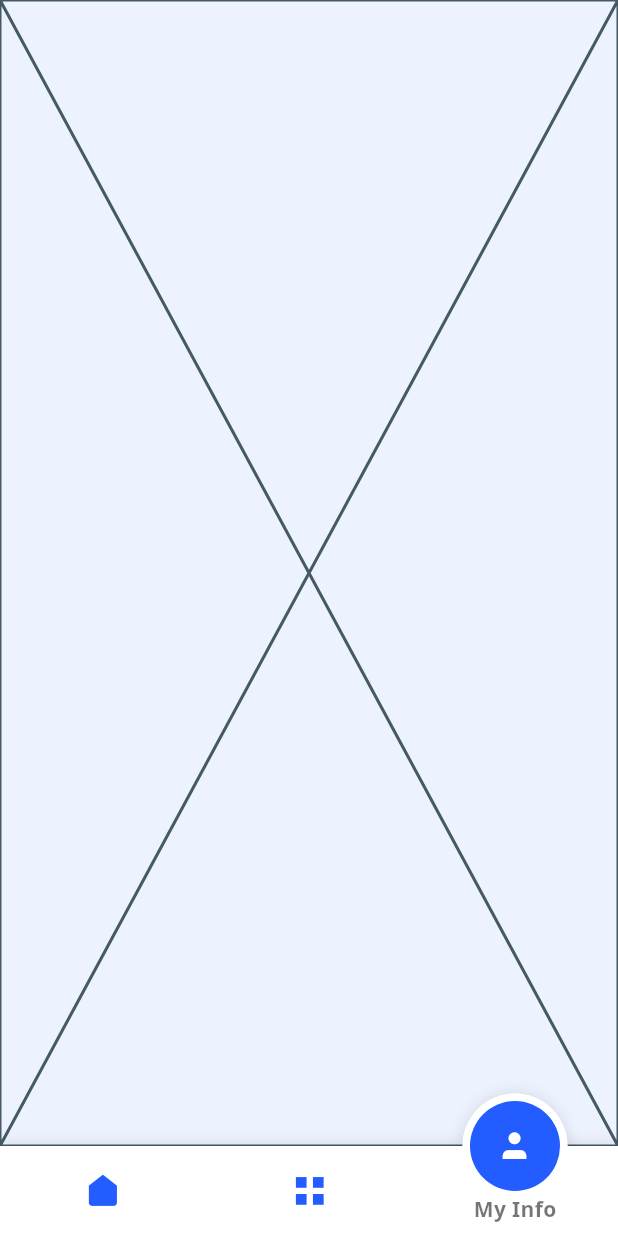
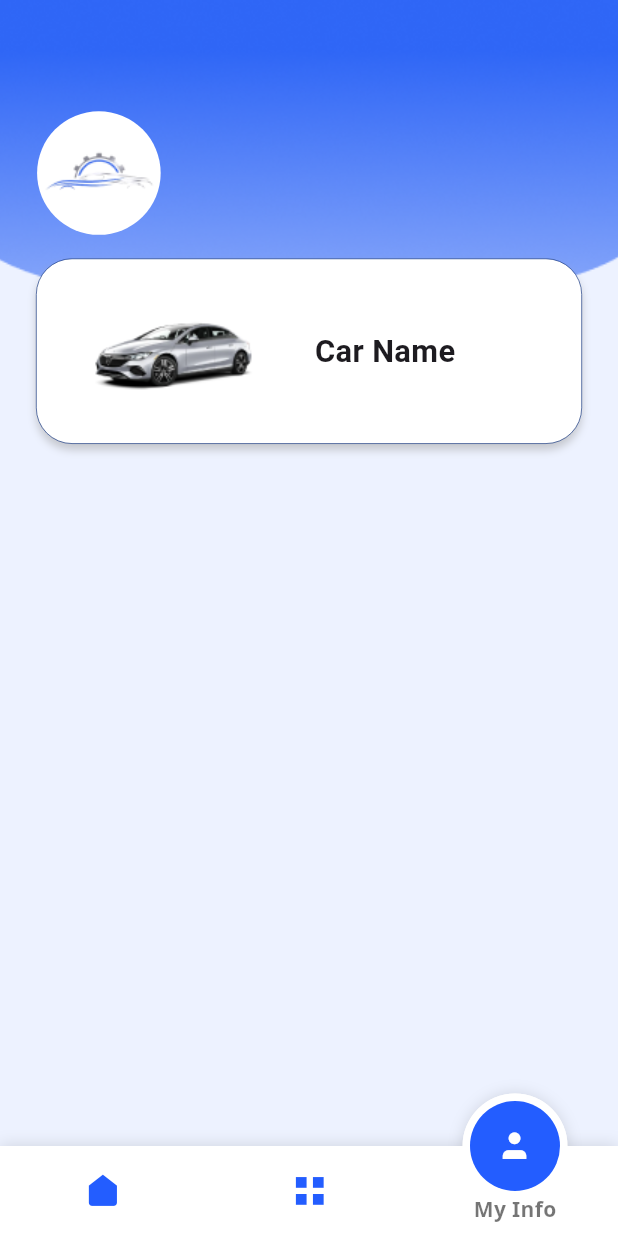
Before and after one commit to Rana-Mohsen/seere, a Flutter app: the screen it shows after launch, item 3 of the bottom bar chosen, on a phone screen of 412 x 824 dp. Run offline on Flutter 3.47's test engine with Material 3 defaults, Android fonts, the phone set to English and light mode, and no system bars; drawn by our look-alikes of fancy_bottom_navigation; our stand-ins replace another_flutter_splash_screen, bloc, dio, flutter_bloc, flutter_bluetooth_serial, flutter_login and 5 more; Roboto replaces fonts that are missing (inter).

Commit message:
info page

```diff
--- a/lib/constants.dart
+++ b/lib/constants.dart
@@ -8,12 +8,15 @@ BoxDecoration boxDecoration({double radius = 8}) {
     color: Colors.white,
     borderRadius: BorderRadius.circular(radius),
     boxShadow: [
-      BoxShadow(
-        color: Colors.grey.withOpacity(0.5),
-        spreadRadius: 0,
-        blurRadius: 4,
-        offset: const Offset(0, 4),
-      ),
+      boxShadow(),
     ],
   );
 }
+
+BoxShadow boxShadow() {
+  return BoxShadow(
+      color: Colors.grey.withOpacity(0.5),
+      spreadRadius: 0,
+      blurRadius: 4,
+      offset: const Offset(0, 4));
+}
--- a/lib/views/my_info_view.dart
+++ b/lib/views/my_info_view.dart
@@ -1,10 +1,81 @@
+import 'dart:math';
+
 import 'package:flutter/material.dart';
+import 'package:seere/constants.dart';
+import 'package:sizer/sizer.dart';
 
 class MyInfoView extends StatelessWidget {
   const MyInfoView({super.key});
 
   @override
   Widget build(BuildContext context) {
-    return const Placeholder();
+    return Scaffold(
+      body: Stack(
+        clipBehavior: Clip.none,
+        children: [
+          SizedBox(
+            height: 25.h,
+            width: double.maxFinite,
+            child: Image.asset(
+              'assets/images/info_app_bar.png',
+              fit: BoxFit.cover,
+            ),
+          ),
+          Positioned(
+            top: 7.h,
+            left: 6.w,
+            child: Container(
+              height: 14.h,
+              decoration: const BoxDecoration(
+                color: Colors.white,
+                shape: BoxShape.circle,
+              ),
+              child: Image.asset(
+                "assets/images/app_icon.png",
+                width: 20.w,
+              ),
+            ),
+          ),
+          Positioned(
+            top: 18.h,
+            width: 100.w,
+            child: Padding(
+              padding: const EdgeInsets.all(24.0),
+              child: Column(
+                children: [
+                  Container(
+                    height: 15.h,
+                    decoration: BoxDecoration(
+                      color: Colors.white,
+                      borderRadius: BorderRadius.circular(24),
+                      border: Border.all(
+                          color: const Color(0xff042877), width: 0.3.sp),
+                      boxShadow: [boxShadow()],
+                    ),
+                    child: Row(
+                      children: [
+                        Image.asset(
+                          "assets/images/info_car.png",
+                          width: 45.w,
+                        ),
+                        Text(
+                          "Car Name",
+                          style: TextStyle(
+                            fontFamily: "inter",
+                            fontWeight: FontWeight.w600,
+                            fontSize: 15.sp,
+                          ),
+                        ),
+                      ],
+                    ),
+                  ),
+                ],
+              ),
+            ),
+          ),
+          //Image.asset("assets/images/info_app_bar.png"),
+        ],
+      ),
+    );
   }
 }
--- a/lib/views/nav_container.dart
+++ b/lib/views/nav_container.dart
@@ -3,7 +3,7 @@ import 'package:flutter/material.dart';
 import 'package:seere/views/app_center_view.dart';
 import 'package:seere/views/home/home_view.dart';
 import 'package:seere/views/my_info_view.dart';
-
+import 'package:animations/animations.dart';
 import '../nav_bar_icons.dart.dart';
 
 class NavContainer extends StatefulWidget {
@@ -24,7 +24,16 @@ class _NavContainerState extends State<NavContainer> {
   @override
   Widget build(BuildContext context) {
     return Scaffold(
-      body: pages[currentIndex],
+      body: PageTransitionSwitcher(
+        transitionBuilder: (child, primaryAnimation, secondaryAnimation) =>
+            SharedAxisTransition(
+          animation: primaryAnimation,
+          secondaryAnimation: secondaryAnimation,
+          transitionType: SharedAxisTransitionType.scaled,
+          child: child,
+        ),
+        child: pages[currentIndex],
+      ),
       bottomNavigationBar: FancyBottomNavigation(
           tabs: [
             TabData(iconData: MyFlutterApp.home, title: "Home"),
@@ -35,24 +44,6 @@ class _NavContainerState extends State<NavContainer> {
             currentIndex = index;
             setState(() {});
           }),
-      // bottomNavigationBar: BottomNavigationBar(
-      //   currentIndex: currentIndex,
-      //   items: const [
-      //     BottomNavigationBarItem(
-      //         icon: ImageIcon(AssetImage("assets/icons/home.png")),
-      //         label: "Home"),
-      //     BottomNavigationBarItem(
-      //         icon: ImageIcon(AssetImage("assets/icons/app_center.png")),
-      //         label: "Application Center"),
-      //     BottomNavigationBarItem(
-      //         icon: ImageIcon(AssetImage("assets/icons/my_info.png")),
-      //         label: "My Info"),
-      //   ],
-      //   onTap: (index) {
-      //     currentIndex = index;
-      //     setState(() {});
-      //   },
-      // ),
     );
   }
 }
--- a/pubspec.yaml
+++ b/pubspec.yaml
@@ -50,6 +50,7 @@ dependencies:
   another_flutter_splash_screen: ^1.2.0
   flutter_login: ^5.0.0
   fancy_bottom_navigation: ^0.3.3
+  animations: ^2.0.11
 
 dev_dependencies:
   flutter_test:
```
Also changed, not shown: assets/images/app_icon.png (added), assets/images/info_app_bar.png (added), assets/images/info_car.png (added), pubspec.lock.
